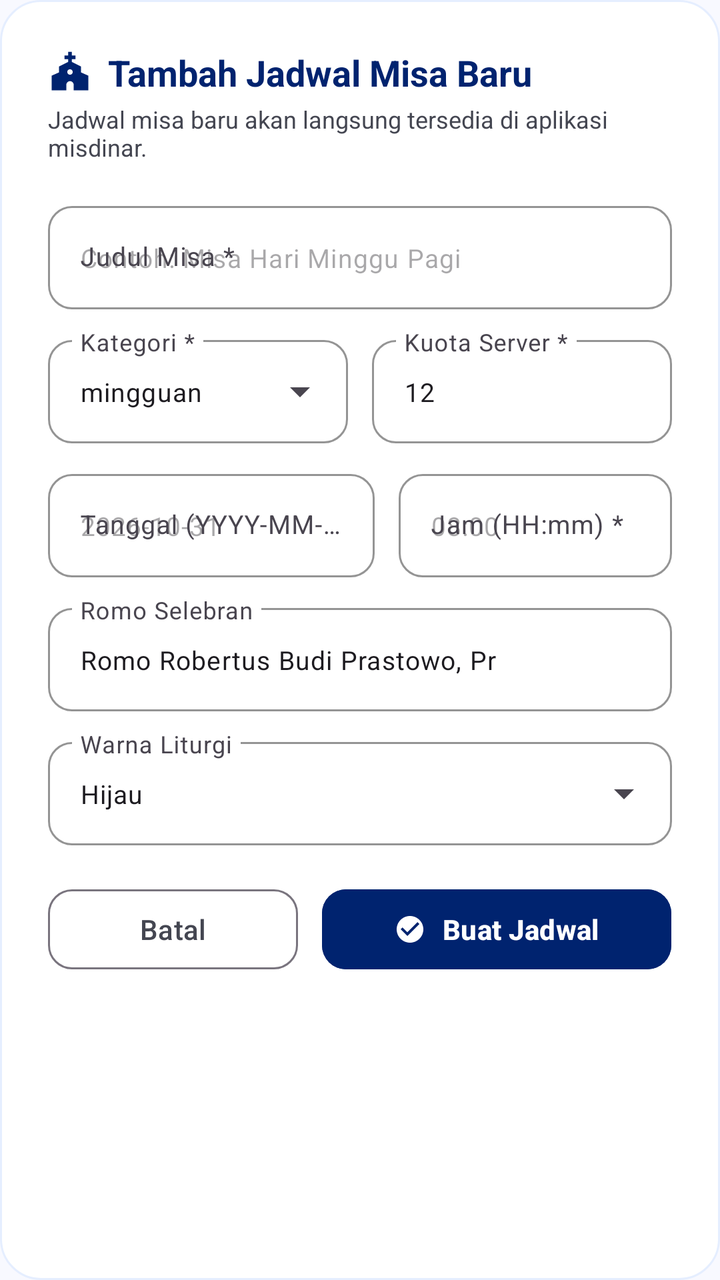
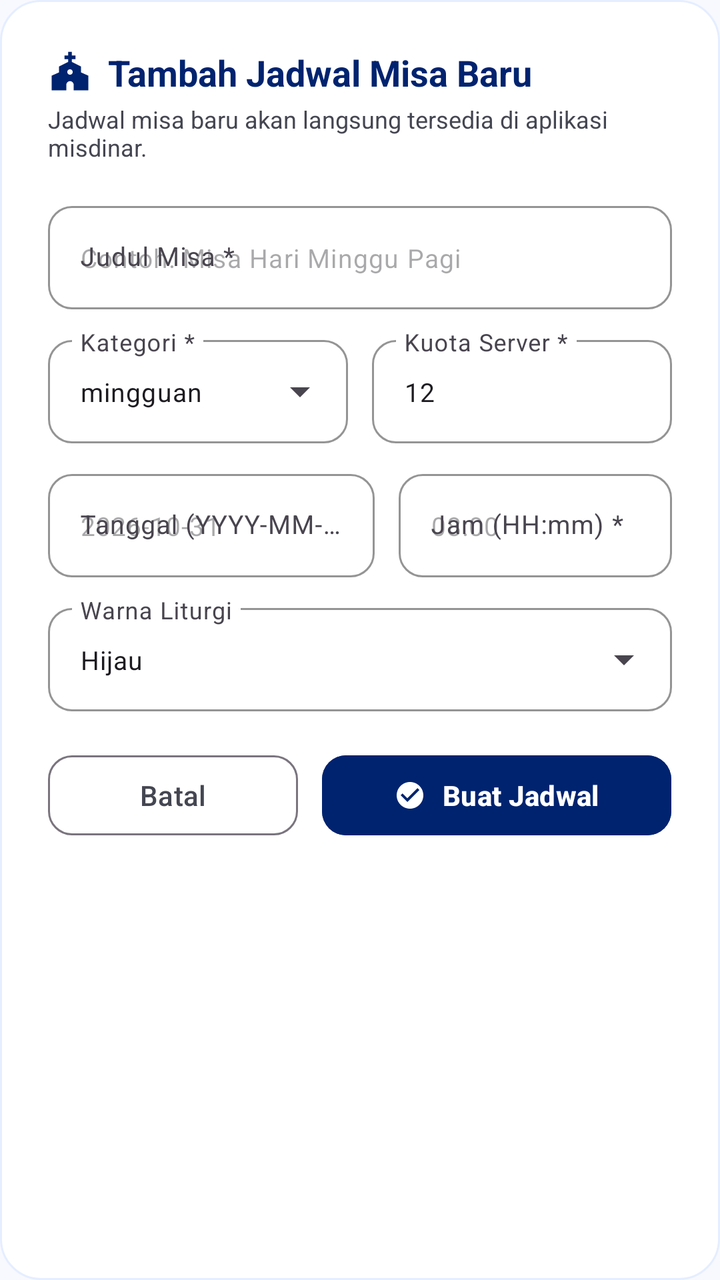

Compare the two renders of this Android layout. The source of the first and the diff that turns it into the second are given below.
<!-- AndroidManifest.xml: application theme Theme.SiDinarRegina -->
<!-- res/layout/dialog_create_schedule.xml -->
<?xml version="1.0" encoding="utf-8"?>
<ScrollView xmlns:android="http://schemas.android.com/apk/res/android"
    xmlns:app="http://schemas.android.com/apk/res-auto"
    android:layout_width="match_parent"
    android:layout_height="wrap_content"
    android:background="@drawable/bg_card_lowest">

    <LinearLayout
        android:layout_width="match_parent"
        android:layout_height="wrap_content"
        android:orientation="vertical"
        android:padding="24dp">

        <LinearLayout
            android:layout_width="match_parent"
            android:layout_height="wrap_content"
            android:gravity="center_vertical"
            android:orientation="horizontal">

            <ImageView
                android:layout_width="22dp"
                android:layout_height="22dp"
                android:src="@drawable/ic_church"
                app:tint="@color/primary" />

            <TextView
                android:layout_width="wrap_content"
                android:layout_height="wrap_content"
                android:layout_marginStart="8dp"
                android:text="Tambah Jadwal Misa Baru"
                android:textColor="@color/primary"
                android:textSize="18sp"
                android:textStyle="bold" />
        </LinearLayout>

        <TextView
            android:layout_width="wrap_content"
            android:layout_height="wrap_content"
            android:layout_marginTop="3dp"
            android:text="Jadwal misa baru akan langsung tersedia di aplikasi misdinar."
            android:textColor="@color/on_surface_variant"
            android:textSize="12sp" />

        
        <com.google.android.material.textfield.TextInputLayout
            android:id="@+id/tilScheduleJudul"
            style="@style/Widget.Material3.TextInputLayout.OutlinedBox"
            android:layout_width="match_parent"
            android:layout_height="wrap_content"
            android:layout_marginTop="16dp"
            android:hint="Judul Misa *"
            app:boxStrokeColor="@color/primary"
            app:boxCornerRadiusTopStart="12dp"
            app:boxCornerRadiusTopEnd="12dp"
            app:boxCornerRadiusBottomStart="12dp"
            app:boxCornerRadiusBottomEnd="12dp">

            <com.google.android.material.textfield.TextInputEditText
                android:id="@+id/etScheduleJudul"
                android:layout_width="match_parent"
                android:layout_height="wrap_content"
                android:hint="Contoh: Misa Hari Minggu Pagi"
                android:textSize="13sp" />
        </com.google.android.material.textfield.TextInputLayout>

        
        <LinearLayout
            android:layout_width="match_parent"
            android:layout_height="wrap_content"
            android:layout_marginTop="10dp"
            android:orientation="horizontal">

            
            <com.google.android.material.textfield.TextInputLayout
                android:id="@+id/tilScheduleKategori"
                style="@style/Widget.Material3.TextInputLayout.OutlinedBox.ExposedDropdownMenu"
                android:layout_width="0dp"
                android:layout_height="wrap_content"
                android:layout_weight="1"
                android:layout_marginEnd="6dp"
                android:hint="Kategori *"
                app:boxStrokeColor="@color/primary"
                app:boxCornerRadiusTopStart="12dp"
                app:boxCornerRadiusTopEnd="12dp"
                app:boxCornerRadiusBottomStart="12dp"
                app:boxCornerRadiusBottomEnd="12dp">

                <AutoCompleteTextView
                    android:id="@+id/actvScheduleKategori"
                    android:layout_width="match_parent"
                    android:layout_height="wrap_content"
                    android:inputType="none"
                    android:text="mingguan"
                    android:textSize="13sp" />
            </com.google.android.material.textfield.TextInputLayout>

            
            <com.google.android.material.textfield.TextInputLayout
                android:id="@+id/tilScheduleKuota"
                style="@style/Widget.Material3.TextInputLayout.OutlinedBox"
                android:layout_width="0dp"
                android:layout_height="wrap_content"
                android:layout_weight="1"
                android:layout_marginStart="6dp"
                android:hint="Kuota Server *"
                app:boxStrokeColor="@color/primary"
                app:boxCornerRadiusTopStart="12dp"
                app:boxCornerRadiusTopEnd="12dp"
                app:boxCornerRadiusBottomStart="12dp"
                app:boxCornerRadiusBottomEnd="12dp">

                <com.google.android.material.textfield.TextInputEditText
                    android:id="@+id/etScheduleKuota"
                    android:layout_width="match_parent"
                    android:layout_height="wrap_content"
                    android:inputType="number"
                    android:text="12"
                    android:textSize="13sp" />
            </com.google.android.material.textfield.TextInputLayout>
        </LinearLayout>

        
        <LinearLayout
            android:layout_width="match_parent"
            android:layout_height="wrap_content"
            android:layout_marginTop="10dp"
            android:orientation="horizontal">

            
            <com.google.android.material.textfield.TextInputLayout
                android:id="@+id/tilScheduleTanggal"
                style="@style/Widget.Material3.TextInputLayout.OutlinedBox"
                android:layout_width="0dp"
                android:layout_height="wrap_content"
                android:layout_weight="1.2"
                android:layout_marginEnd="6dp"
                android:hint="Tanggal (YYYY-MM-DD) *"
                app:boxStrokeColor="@color/primary"
                app:boxCornerRadiusTopStart="12dp"
                app:boxCornerRadiusTopEnd="12dp"
                app:boxCornerRadiusBottomStart="12dp"
                app:boxCornerRadiusBottomEnd="12dp">

                <com.google.android.material.textfield.TextInputEditText
                    android:id="@+id/etScheduleTanggal"
                    android:layout_width="match_parent"
                    android:layout_height="wrap_content"
                    android:hint="2026-10-31"
                    android:textSize="13sp" />
            </com.google.android.material.textfield.TextInputLayout>

            
            <com.google.android.material.textfield.TextInputLayout
                android:id="@+id/tilScheduleJam"
                style="@style/Widget.Material3.TextInputLayout.OutlinedBox"
                android:layout_width="0dp"
                android:layout_height="wrap_content"
                android:layout_weight="1"
                android:layout_marginStart="6dp"
                android:hint="Jam (HH:mm) *"
                app:boxStrokeColor="@color/primary"
                app:boxCornerRadiusTopStart="12dp"
                app:boxCornerRadiusTopEnd="12dp"
                app:boxCornerRadiusBottomStart="12dp"
                app:boxCornerRadiusBottomEnd="12dp">

                <com.google.android.material.textfield.TextInputEditText
                    android:id="@+id/etScheduleJam"
                    android:layout_width="match_parent"
                    android:layout_height="wrap_content"
                    android:hint="08:00"
                    android:textSize="13sp" />
            </com.google.android.material.textfield.TextInputLayout>
        </LinearLayout>

        
        <com.google.android.material.textfield.TextInputLayout
            android:id="@+id/tilScheduleSelebran"
            style="@style/Widget.Material3.TextInputLayout.OutlinedBox"
            android:layout_width="match_parent"
            android:layout_height="wrap_content"
            android:layout_marginTop="10dp"
            android:hint="Romo Selebran"
            app:boxStrokeColor="@color/primary"
            app:boxCornerRadiusTopStart="12dp"
            app:boxCornerRadiusTopEnd="12dp"
            app:boxCornerRadiusBottomStart="12dp"
            app:boxCornerRadiusBottomEnd="12dp">

            <com.google.android.material.textfield.TextInputEditText
                android:id="@+id/etScheduleSelebran"
                android:layout_width="match_parent"
                android:layout_height="wrap_content"
                android:text="Romo Robertus Budi Prastowo, Pr"
                android:textSize="13sp" />
        </com.google.android.material.textfield.TextInputLayout>

        
        <com.google.android.material.textfield.TextInputLayout
            android:id="@+id/tilScheduleWarna"
            style="@style/Widget.Material3.TextInputLayout.OutlinedBox.ExposedDropdownMenu"
            android:layout_width="match_parent"
            android:layout_height="wrap_content"
            android:layout_marginTop="10dp"
            android:hint="Warna Liturgi"
            app:boxStrokeColor="@color/primary"
            app:boxCornerRadiusTopStart="12dp"
            app:boxCornerRadiusTopEnd="12dp"
            app:boxCornerRadiusBottomStart="12dp"
            app:boxCornerRadiusBottomEnd="12dp">

            <AutoCompleteTextView
                android:id="@+id/actvScheduleWarna"
                android:layout_width="match_parent"
                android:layout_height="wrap_content"
                android:inputType="none"
                android:text="Hijau"
                android:textSize="13sp" />
        </com.google.android.material.textfield.TextInputLayout>

        <ProgressBar
            android:id="@+id/progressCreateSchedule"
            android:layout_width="wrap_content"
            android:layout_height="wrap_content"
            android:layout_gravity="center"
            android:layout_marginTop="12dp"
            android:visibility="gone" />

        
        <LinearLayout
            android:layout_width="match_parent"
            android:layout_height="wrap_content"
            android:layout_marginTop="18dp"
            android:orientation="horizontal">

            <com.google.android.material.button.MaterialButton
                android:id="@+id/btnCancelCreateSchedule"
                style="@style/Widget.Material3.Button.OutlinedButton"
                android:layout_width="0dp"
                android:layout_height="48dp"
                android:layout_weight="1"
                android:layout_marginEnd="6dp"
                android:text="Batal"
                android:textColor="@color/on_surface_variant"
                app:cornerRadius="12dp" />

            <com.google.android.material.button.MaterialButton
                android:id="@+id/btnSaveCreateSchedule"
                android:layout_width="0dp"
                android:layout_height="48dp"
                android:layout_weight="1.4"
                android:layout_marginStart="6dp"
                android:text="Buat Jadwal"
                android:textStyle="bold"
                app:icon="@drawable/ic_check_circle"
                app:iconGravity="textStart"
                app:iconSize="16dp"
                app:cornerRadius="12dp"
                android:backgroundTint="@color/primary"
                android:textColor="@color/on_primary" />
        </LinearLayout>

    </LinearLayout>
</ScrollView>
<!-- resources referenced by this layout -->
<resources>
  <color name="on_primary">#FFFFFF</color>
  <color name="on_surface_variant">#444651</color>
  <color name="primary">#00236F</color>
  <!-- drawable bg_card_lowest (drawable) -->
  <?xml version="1.0" encoding="utf-8"?>
  <shape xmlns:android="http://schemas.android.com/apk/res/android"
      android:shape="rectangle">
      <solid android:color="@color/surface_container_lowest" />
      <stroke
          android:width="1dp"
          android:color="@color/surface_container" />
      <corners android:radius="20dp" />
  </shape>
  <!-- drawable ic_check_circle (drawable) -->
  <vector xmlns:android="http://schemas.android.com/apk/res/android"
      android:width="24dp"
      android:height="24dp"
      android:viewportWidth="24"
      android:viewportHeight="24">
    <path
        android:fillColor="@android:color/white"
        android:pathData="M12,2C6.48,2 2,6.48 2,12s4.48,10 10,10 10,-4.48 10,-10S17.52,2 12,2zM10,17l-5,-5 1.41,-1.41L10,14.17l7.59,-7.59L19,8l-9,9z"/>
  </vector>
  <!-- drawable ic_church (drawable) -->
  <vector xmlns:android="http://schemas.android.com/apk/res/android"
      android:width="24dp"
      android:height="24dp"
      android:viewportWidth="24"
      android:viewportHeight="24">
    <path
        android:fillColor="@android:color/white"
        android:pathData="M18,12.22V9l-5,-2.5V5h2V3h-2V1h-2v2H9v2h2v1.5L6,9v3.22L2,14v8h8v-3c0,-1.1 0.9,-2 2,-2s2,0.9 2,2v3h8v-8l-4,-1.78zM12,13.5c-0.83,0 -1.5,-0.67 -1.5,-1.5s0.67,-1.5 1.5,-1.5 1.5,0.67 1.5,1.5 -0.67,1.5 -1.5,1.5z"/>
  </vector>
  <style name="Theme.SiDinarRegina" parent="Theme.Material3.DayNight.NoActionBar">
          <item name="colorPrimary">@color/primary</item>
          <item name="colorSecondary">@color/secondary</item>
          <item name="android:statusBarColor">@color/primary</item>
          <item name="android:navigationBarColor">@color/background</item>
          <item name="android:windowBackground">@color/background</item>
      </style>
  <color name="surface_container_lowest">#FFFFFF</color>
  <color name="surface_container">#E5EEFF</color>
  <color name="secondary">#904D00</color>
  <color name="background">#F8F9FF</color>
</resources>

<!-- the commit's change to res/layout/dialog_create_schedule.xml (unified diff, before → after) -->
@@ -180,7 +180,8 @@
             android:layout_width="match_parent"
             android:layout_height="wrap_content"
             android:layout_marginTop="10dp"
-            android:hint="Romo Selebran"
+            android:hint="Selebran"
+            android:visibility="gone"
             app:boxStrokeColor="@color/primary"
             app:boxCornerRadiusTopStart="12dp"
             app:boxCornerRadiusTopEnd="12dp"
@@ -191,7 +192,7 @@
                 android:id="@+id/etScheduleSelebran"
                 android:layout_width="match_parent"
                 android:layout_height="wrap_content"
-                android:text="Romo Robertus Budi Prastowo, Pr"
+                android:text=""
                 android:textSize="13sp" />
         </com.google.android.material.textfield.TextInputLayout>
 
